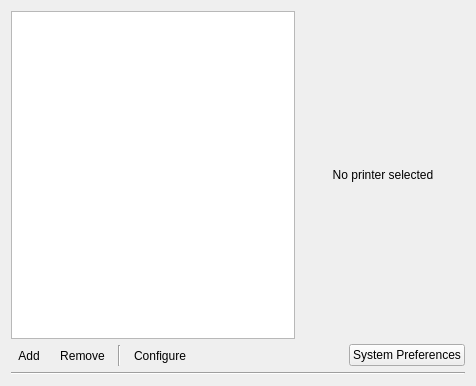
KDE/print-manager, file printer-manager-kcm/PrintKCM.ui: the form before one commit.
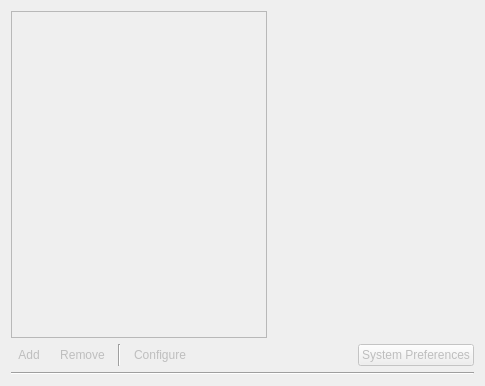
The form after the commit.

Diff of the .ui file:
```diff
--- a/printer-manager-kcm/PrintKCM.ui
+++ b/printer-manager-kcm/PrintKCM.ui
@@ -6,15 +6,16 @@
    <rect>
     <x>0</x>
     <y>0</y>
-    <width>476</width>
+    <width>485</width>
     <height>386</height>
    </rect>
   </property>
-  <layout class="QGridLayout" name="gridLayout_3">
-   <item row="0" column="0">
     <layout class="QGridLayout" name="gridLayout">
-     <item row="0" column="0" colspan="10">
+   <item row="0" column="0" colspan="5">
       <widget class="QTreeView" name="printersTV">
+     <property name="enabled">
+      <bool>false</bool>
+     </property>
        <property name="sizePolicy">
         <sizepolicy hsizetype="Minimum" vsizetype="Expanding">
          <horstretch>0</horstretch>
@@ -38,73 +39,7 @@
        </property>
       </widget>
      </item>
-     <item row="1" column="5" colspan="5">
-      <spacer name="horizontalSpacer">
-       <property name="orientation">
-        <enum>Qt::Horizontal</enum>
-       </property>
-       <property name="sizeType">
-        <enum>QSizePolicy::Ignored</enum>
-       </property>
-       <property name="sizeHint" stdset="0">
-        <size>
-         <width>39</width>
-         <height>19</height>
-        </size>
-       </property>
-      </spacer>
-     </item>
-     <item row="1" column="0">
-      <widget class="QToolButton" name="addPB">
-       <property name="toolTip">
-        <string>Add</string>
-       </property>
-       <property name="text">
-        <string notr="true">Add</string>
-       </property>
-       <property name="autoRaise">
-        <bool>true</bool>
-       </property>
-      </widget>
-     </item>
-     <item row="1" column="1">
-      <widget class="QToolButton" name="removePB">
-       <property name="toolTip">
-        <string>Remove</string>
-       </property>
-       <property name="text">
-        <string notr="true">Remove</string>
-       </property>
-       <property name="autoRaise">
-        <bool>true</bool>
-       </property>
-      </widget>
-     </item>
-     <item row="1" column="3" colspan="2">
-      <widget class="QToolButton" name="configurePrinterPB">
-       <property name="toolTip">
-        <string>Configure</string>
-       </property>
-       <property name="text">
-        <string notr="true">Configure</string>
-       </property>
-       <property name="autoRaise">
-        <bool>true</bool>
-       </property>
-      </widget>
-     </item>
-     <item row="1" column="2">
-      <widget class="Line" name="line_2">
-       <property name="orientation">
-        <enum>Qt::Vertical</enum>
-       </property>
-      </widget>
-     </item>
-    </layout>
-   </item>
-   <item row="0" column="1">
-    <layout class="QGridLayout" name="gridLayout_2">
-     <item row="0" column="0" colspan="2">
+   <item row="0" column="5" colspan="2">
       <widget class="QScrollArea" name="scrollArea">
        <property name="frameShape">
         <enum>QFrame::NoFrame</enum>
@@ -117,41 +52,92 @@
          <rect>
           <x>0</x>
           <y>0</y>
-          <width>171</width>
-          <height>343</height>
-         </rect>
-        </property>
-        <layout class="QGridLayout" name="gridLayout_4">
-         <item row="0" column="0">
-          <widget class="QLabel" name="noPrinterL">
-           <property name="sizePolicy">
-            <sizepolicy hsizetype="MinimumExpanding" vsizetype="Preferred">
-             <horstretch>0</horstretch>
-             <verstretch>0</verstretch>
-            </sizepolicy>
-           </property>
-           <property name="baseSize">
+        <width>217</width>
+        <height>345</height>
+       </rect>
+      </property>
+     </widget>
+    </widget>
+   </item>
+   <item row="2" column="0">
+    <widget class="QToolButton" name="addPB">
+     <property name="enabled">
+      <bool>false</bool>
+     </property>
+     <property name="toolTip">
+      <string>Add</string>
+     </property>
+     <property name="text">
+      <string notr="true">Add</string>
+     </property>
+     <property name="autoRaise">
+      <bool>true</bool>
+     </property>
+    </widget>
+   </item>
+   <item row="2" column="1">
+    <widget class="QToolButton" name="removePB">
+     <property name="enabled">
+      <bool>false</bool>
+     </property>
+     <property name="toolTip">
+      <string>Remove</string>
+     </property>
+     <property name="text">
+      <string notr="true">Remove</string>
+     </property>
+     <property name="autoRaise">
+      <bool>true</bool>
+     </property>
+    </widget>
+   </item>
+   <item row="2" column="2">
+    <widget class="Line" name="line_2">
+     <property name="orientation">
+      <enum>Qt::Vertical</enum>
+     </property>
+    </widget>
+   </item>
+   <item row="2" column="3">
+    <widget class="QToolButton" name="configurePrinterPB">
+     <property name="enabled">
+      <bool>false</bool>
+     </property>
+     <property name="toolTip">
+      <string>Configure</string>
+     </property>
+     <property name="text">
+      <string notr="true">Configure</string>
+     </property>
+     <property name="autoRaise">
+      <bool>true</bool>
+     </property>
+    </widget>
+   </item>
+   <item row="2" column="4">
+    <spacer name="horizontalSpacer">
+     <property name="orientation">
+      <enum>Qt::Horizontal</enum>
+     </property>
+     <property name="sizeType">
+      <enum>QSizePolicy::Ignored</enum>
+     </property>
+     <property name="sizeHint" stdset="0">
             <size>
-             <width>200</width>
-             <height>0</height>
-            </size>
-           </property>
-           <property name="text">
-            <string>No printer selected</string>
-           </property>
-           <property name="alignment">
-            <set>Qt::AlignCenter</set>
-           </property>
-           <property name="wordWrap">
-            <bool>true</bool>
-           </property>
-          </widget>
-         </item>
-        </layout>
-       </widget>
-      </widget>
-     </item>
-     <item row="1" column="0">
+       <width>65</width>
+       <height>19</height>
+      </size>
+     </property>
+    </spacer>
+   </item>
+   <item row="4" column="0" colspan="7">
+    <widget class="Line" name="line">
+     <property name="orientation">
+      <enum>Qt::Horizontal</enum>
+     </property>
+    </widget>
+   </item>
+   <item row="2" column="5">
       <spacer name="horizontalSpacer_2">
        <property name="orientation">
         <enum>Qt::Horizontal</enum>
@@ -164,19 +150,13 @@
        </property>
       </spacer>
      </item>
-     <item row="1" column="1">
+   <item row="2" column="6">
       <widget class="QPushButton" name="preferencesPB">
+     <property name="enabled">
+      <bool>false</bool>
+     </property>
        <property name="text">
         <string>System Preferences</string>
-       </property>
-      </widget>
-     </item>
-    </layout>
-   </item>
-   <item row="1" column="0" colspan="2">
-    <widget class="Line" name="line">
-     <property name="orientation">
-      <enum>Qt::Horizontal</enum>
      </property>
     </widget>
    </item>
```
Lines whose indentation alone changed are shown as unchanged.
